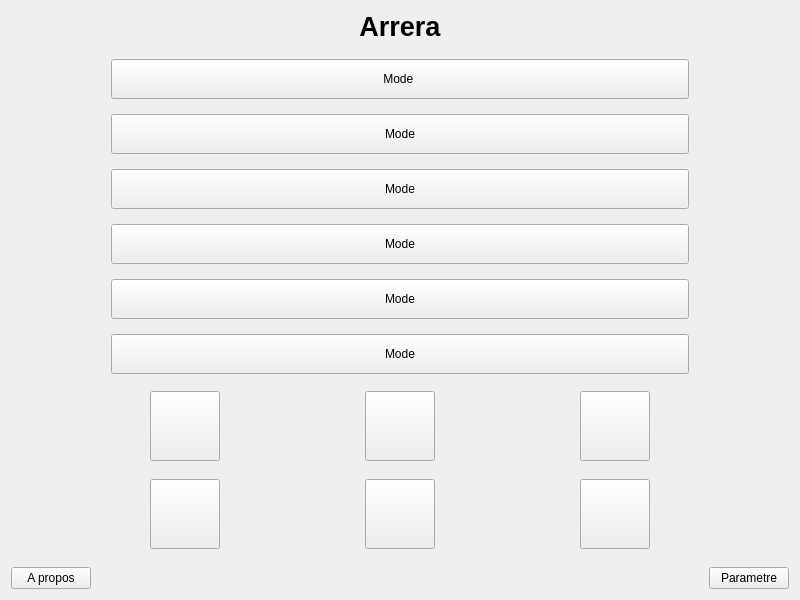
Above: carrerainterface.ui from Arrera-Software/Arrera-Interface before the change. Below: the same form after it.
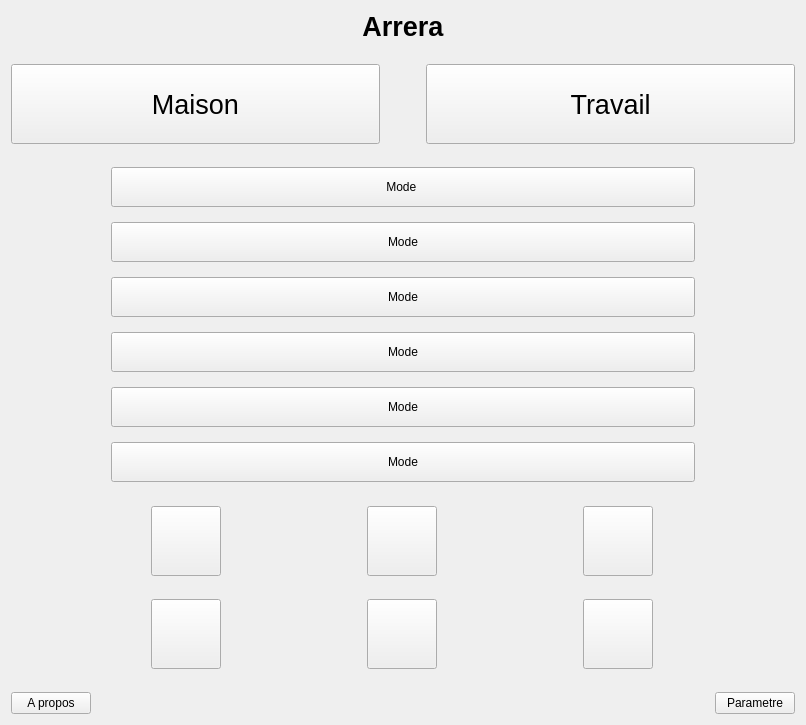
That is the form after the change. Icons and pictures are not drawn.

Commit message: Ajout des bouton de lieu plus les icon sur les bouton

Diff of the .ui file:
```diff
--- a/carrerainterface.ui
+++ b/carrerainterface.ui
@@ -6,14 +6,14 @@
    <rect>
     <x>0</x>
     <y>0</y>
-    <width>800</width>
-    <height>600</height>
+    <width>806</width>
+    <height>725</height>
    </rect>
   </property>
   <property name="minimumSize">
    <size>
     <width>800</width>
-    <height>600</height>
+    <height>725</height>
    </size>
   </property>
   <property name="windowTitle">
@@ -52,6 +52,95 @@
      </property>
     </widget>
    </item>
+   <item>
+    <spacer name="verticalSpacer_5">
+     <property name="orientation">
+      <enum>Qt::Vertical</enum>
+     </property>
+     <property name="sizeHint" stdset="0">
+      <size>
+       <width>20</width>
+       <height>40</height>
+      </size>
+     </property>
+    </spacer>
+   </item>
+   <item>
+    <layout class="QHBoxLayout" name="horizontalLayout">
+     <item>
+      <widget class="QPushButton" name="IDC_LIEUMAISON">
+       <property name="minimumSize">
+        <size>
+         <width>0</width>
+         <height>80</height>
+        </size>
+       </property>
+       <property name="font">
+        <font>
+         <pointsize>20</pointsize>
+        </font>
+       </property>
+       <property name="text">
+        <string>Maison</string>
+       </property>
+       <property name="icon">
+        <iconset resource="ArreraTheme.qrc">
+         <normaloff>:/iconBTN/domicile.png</normaloff>:/iconBTN/domicile.png</iconset>
+       </property>
+       <property name="iconSize">
+        <size>
+         <width>60</width>
+         <height>60</height>
+        </size>
+       </property>
+      </widget>
+     </item>
+     <item>
+      <spacer name="horizontalSpacer_2">
+       <property name="orientation">
+        <enum>Qt::Horizontal</enum>
+       </property>
+       <property name="sizeType">
+        <enum>QSizePolicy::Ignored</enum>
+       </property>
+       <property name="sizeHint" stdset="0">
+        <size>
+         <width>40</width>
+         <height>20</height>
+        </size>
+       </property>
+      </spacer>
+     </item>
+     <item>
+      <widget class="QPushButton" name="IDC_LIEUTRAVAIL">
+       <property name="minimumSize">
+        <size>
+         <width>0</width>
+         <height>80</height>
+        </size>
+       </property>
+       <property name="font">
+        <font>
+         <pointsize>20</pointsize>
+        </font>
+       </property>
+       <property name="text">
+        <string>Travail</string>
+       </property>
+       <property name="icon">
+        <iconset resource="ArreraTheme.qrc">
+         <normaloff>:/iconBTN/travail.png</normaloff>:/iconBTN/travail.png</iconset>
+       </property>
+       <property name="iconSize">
+        <size>
+         <width>60</width>
+         <height>60</height>
+        </size>
+       </property>
+      </widget>
+     </item>
+    </layout>
+   </item>
    <item>
     <spacer name="verticalSpacer">
      <property name="orientation">
@@ -307,8 +396,8 @@
        </property>
        <property name="iconSize">
         <size>
-         <width>70</width>
-         <height>70</height>
+         <width>66</width>
+         <height>66</height>
         </size>
        </property>
       </widget>
@@ -336,8 +425,8 @@
        </property>
        <property name="iconSize">
         <size>
-         <width>70</width>
-         <height>70</height>
+         <width>66</width>
+         <height>66</height>
         </size>
        </property>
       </widget>
@@ -359,6 +448,16 @@
        <property name="text">
         <string/>
        </property>
+       <property name="icon">
+        <iconset resource="ArreraTheme.qrc">
+         <normaloff>:/iconBTN/recherche.png</normaloff>:/iconBTN/recherche.png</iconset>
+       </property>
+       <property name="iconSize">
+        <size>
+         <width>66</width>
+         <height>66</height>
+        </size>
+       </property>
       </widget>
      </item>
     </layout>
```
The commit also changes 2 other files.
